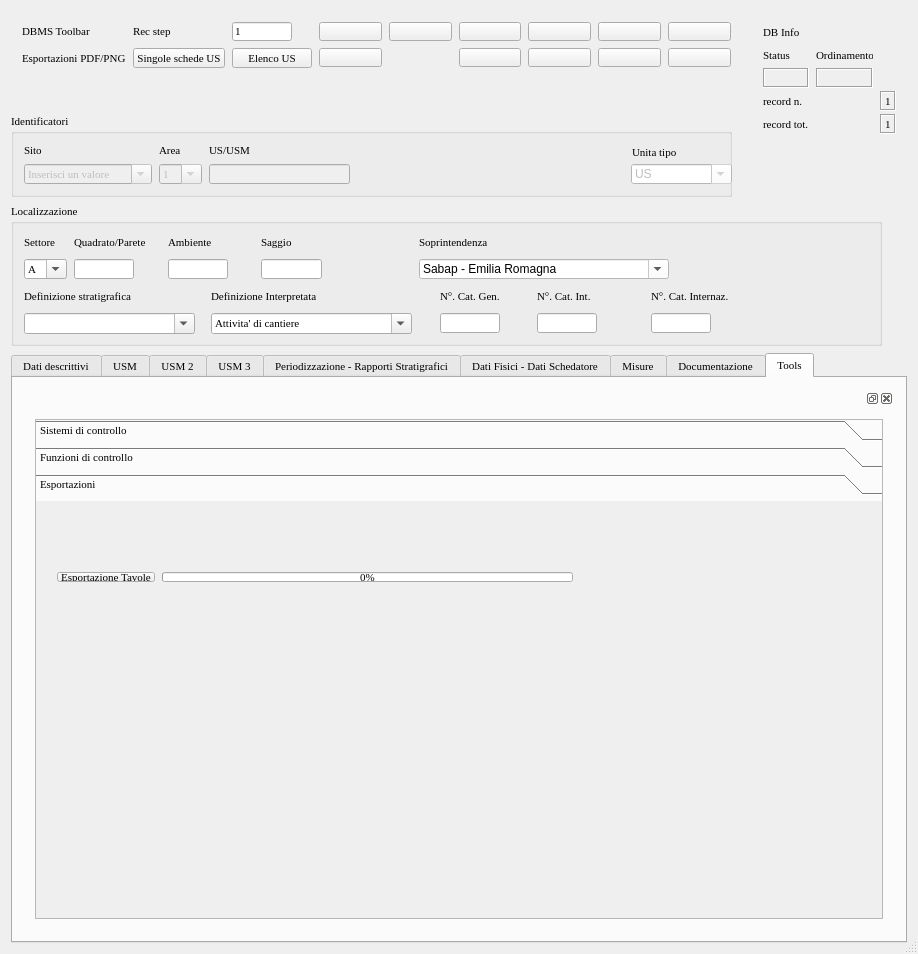
Qt form gui/ui/US_USM.ui (pyarchinit/pyarchinit) before a commit.
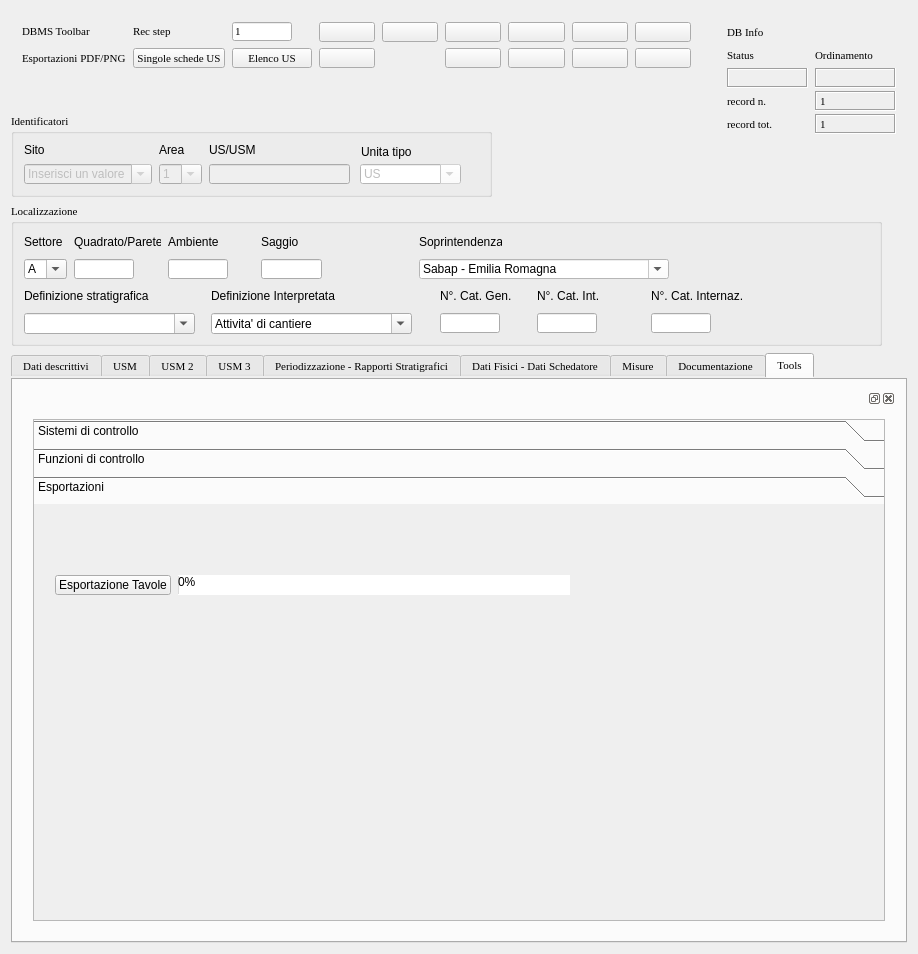
The same form after that commit. The open tabs and pages were chosen to show the change. Icons and pictures are not drawn. Custom widgets are drawn as their Qt base class.

Commit message: last adjustment to the us form gui

The edit to the form file:
```diff
--- a/gui/ui/US_USM.ui
+++ b/gui/ui/US_USM.ui
@@ -33,10 +33,14 @@
     <normaloff>:/icons/iconPAI.png</normaloff>:/icons/iconPAI.png</iconset>
   </property>
   <property name="autoFillBackground">
-   <bool>true</bool>
+   <bool>false</bool>
   </property>
   <property name="styleSheet">
    <string notr="true">font: 8pt &quot;Times New Roman&quot;;
+border-color: rgb(0, 0, 0);
+
+
+
 </string>
   </property>
   <property name="sizeGripEnabled">
@@ -4217,8 +4221,8 @@
              <rect>
               <x>0</x>
               <y>0</y>
-              <width>844</width>
-              <height>401</height>
+              <width>848</width>
+              <height>404</height>
              </rect>
             </property>
             <attribute name="label">
@@ -4236,6 +4240,12 @@
              <layout class="QHBoxLayout" name="horizontalLayout">
               <item>
                <widget class="QPushButton" name="pushButton_exp_tavole">
+                <property name="minimumSize">
+                 <size>
+                  <width>0</width>
+                  <height>20</height>
+                 </size>
+                </property>
                 <property name="toolTip">
                  <string>Esportazione Tavole</string>
                 </property>
@@ -4246,6 +4256,12 @@
               </item>
               <item>
                <widget class="QProgressBar" name="progressBar">
+                <property name="minimumSize">
+                 <size>
+                  <width>0</width>
+                  <height>20</height>
+                 </size>
+                </property>
                 <property name="value">
                  <number>0</number>
                 </property>
@@ -4275,7 +4291,7 @@
     <rect>
      <x>11</x>
      <y>114</y>
-     <width>721</width>
+     <width>481</width>
      <height>83</height>
     </rect>
    </property>
@@ -4528,7 +4544,7 @@
    <widget class="QLabel" name="label_30">
     <property name="geometry">
      <rect>
-      <x>621</x>
+      <x>350</x>
       <y>28</y>
       <width>91</width>
       <height>20</height>
@@ -4550,7 +4566,7 @@
     </property>
     <property name="geometry">
      <rect>
-      <x>620</x>
+      <x>349</x>
       <y>50</y>
       <width>101</width>
       <height>20</height>
@@ -5438,7 +5454,7 @@
     <rect>
      <x>11</x>
      <y>11</y>
-     <width>731</width>
+     <width>691</width>
      <height>67</height>
     </rect>
    </property>
@@ -5481,6 +5497,12 @@
     </item>
     <item row="0" column="3">
      <widget class="QPushButton" name="pushButton_first_rec">
+      <property name="minimumSize">
+       <size>
+        <width>0</width>
+        <height>20</height>
+       </size>
+      </property>
       <property name="toolTip">
        <string>First rec</string>
       </property>
@@ -5491,10 +5513,22 @@
        <iconset resource="../../resources/resources.qrc">
         <normaloff>:/icons/5_leftArrows.png</normaloff>:/icons/5_leftArrows.png</iconset>
       </property>
+      <property name="iconSize">
+       <size>
+        <width>15</width>
+        <height>15</height>
+       </size>
+      </property>
      </widget>
     </item>
     <item row="0" column="4">
      <widget class="QPushButton" name="pushButton_prev_rec">
+      <property name="minimumSize">
+       <size>
+        <width>0</width>
+        <height>20</height>
+       </size>
+      </property>
       <property name="maximumSize">
        <size>
         <width>75</width>
@@ -5511,10 +5545,22 @@
        <iconset resource="../../resources/resources.qrc">
         <normaloff>:/icons/4_leftArrow.png</normaloff>:/icons/4_leftArrow.png</iconset>
       </property>
+      <property name="iconSize">
+       <size>
+        <width>15</width>
+        <height>15</height>
+       </size>
+      </property>
      </widget>
     </item>
     <item row="0" column="5">
      <widget class="QPushButton" name="pushButton_next_rec">
+      <property name="minimumSize">
+       <size>
+        <width>0</width>
+        <height>20</height>
+       </size>
+      </property>
       <property name="toolTip">
        <string>Next rec</string>
       </property>
@@ -5525,10 +5571,22 @@
        <iconset resource="../../resources/resources.qrc">
         <normaloff>:/icons/6_rightArrow.png</normaloff>:/icons/6_rightArrow.png</iconset>
       </property>
+      <property name="iconSize">
+       <size>
+        <width>15</width>
+        <height>15</height>
+       </size>
+      </property>
      </widget>
     </item>
     <item row="0" column="6">
      <widget class="QPushButton" name="pushButton_last_rec">
+      <property name="minimumSize">
+       <size>
+        <width>0</width>
+        <height>20</height>
+       </size>
+      </property>
       <property name="toolTip">
        <string>Last rec</string>
       </property>
@@ -5539,10 +5597,22 @@
        <iconset resource="../../resources/resources.qrc">
         <normaloff>:/icons/7_rightArrows.png</normaloff>:/icons/7_rightArrows.png</iconset>
       </property>
+      <property name="iconSize">
+       <size>
+        <width>15</width>
+        <height>15</height>
+       </size>
+      </property>
      </widget>
     </item>
     <item row="0" column="7">
      <widget class="QPushButton" name="pushButton_new_rec">
+      <property name="minimumSize">
+       <size>
+        <width>0</width>
+        <height>20</height>
+       </size>
+      </property>
       <property name="font">
        <font>
         <family>Times New Roman</family>
@@ -5562,10 +5632,22 @@
        <iconset resource="../../resources/resources.qrc">
         <normaloff>:/icons/newrec.png</normaloff>:/icons/newrec.png</iconset>
       </property>
+      <property name="iconSize">
+       <size>
+        <width>15</width>
+        <height>15</height>
+       </size>
+      </property>
      </widget>
     </item>
     <item row="0" column="8">
      <widget class="QPushButton" name="pushButton_save">
+      <property name="minimumSize">
+       <size>
+        <width>0</width>
+        <height>20</height>
+       </size>
+      </property>
       <property name="font">
        <font>
         <family>Times New Roman</family>
@@ -5585,6 +5667,12 @@
        <iconset resource="../../resources/resources.qrc">
         <normaloff>:/icons/b_save.png</normaloff>:/icons/b_save.png</iconset>
       </property>
+      <property name="iconSize">
+       <size>
+        <width>15</width>
+        <height>15</height>
+       </size>
+      </property>
       <property name="autoDefault">
        <bool>false</bool>
       </property>
@@ -5592,6 +5680,12 @@
     </item>
     <item row="1" column="3">
      <widget class="QPushButton" name="pushButton_delete">
+      <property name="minimumSize">
+       <size>
+        <width>0</width>
+        <height>20</height>
+       </size>
+      </property>
       <property name="maximumSize">
        <size>
         <width>75</width>
@@ -5617,10 +5711,22 @@
        <iconset resource="../../resources/resources.qrc">
         <normaloff>:/icons/delete.png</normaloff>:/icons/delete.png</iconset>
       </property>
+      <property name="iconSize">
+       <size>
+        <width>15</width>
+        <height>15</height>
+       </size>
+      </property>
      </widget>
     </item>
     <item row="1" column="5">
      <widget class="QPushButton" name="pushButton_new_search">
+      <property name="minimumSize">
+       <size>
+        <width>0</width>
+        <height>20</height>
+       </size>
+      </property>
       <property name="font">
        <font>
         <family>Times New Roman</family>
@@ -5640,10 +5746,22 @@
        <iconset resource="../../resources/resources.qrc">
         <normaloff>:/icons/new_search.png</normaloff>:/icons/new_search.png</iconset>
       </property>
+      <property name="iconSize">
+       <size>
+        <width>15</width>
+        <height>15</height>
+       </size>
+      </property>
      </widget>
     </item>
     <item row="1" column="6">
      <widget class="QPushButton" name="pushButton_search_go">
+      <property name="minimumSize">
+       <size>
+        <width>0</width>
+        <height>20</height>
+       </size>
+      </property>
       <property name="font">
        <font>
         <family>Times New Roman</family>
@@ -5663,10 +5781,22 @@
        <iconset resource="../../resources/resources.qrc">
         <normaloff>:/icons/search.png</normaloff>:/icons/search.png</iconset>
       </property>
+      <property name="iconSize">
+       <size>
+        <width>15</width>
+        <height>15</height>
+       </size>
+      </property>
      </widget>
     </item>
     <item row="1" column="7">
      <widget class="QPushButton" name="pushButton_sort">
+      <property name="minimumSize">
+       <size>
+        <width>0</width>
+        <height>20</height>
+       </size>
+      </property>
       <property name="font">
        <font>
         <family>Times New Roman</family>
@@ -5686,10 +5816,22 @@
        <iconset resource="../../resources/resources.qrc">
         <normaloff>:/icons/sort.png</normaloff>:/icons/sort.png</iconset>
       </property>
+      <property name="iconSize">
+       <size>
+        <width>15</width>
+        <height>15</height>
+       </size>
+      </property>
      </widget>
     </item>
     <item row="1" column="8">
      <widget class="QPushButton" name="pushButton_view_all">
+      <property name="minimumSize">
+       <size>
+        <width>0</width>
+        <height>20</height>
+       </size>
+      </property>
       <property name="font">
        <font>
         <family>Times New Roman</family>
@@ -5709,6 +5851,12 @@
        <iconset resource="../../resources/resources.qrc">
         <normaloff>:/icons/view_all.png</normaloff>:/icons/view_all.png</iconset>
       </property>
+      <property name="iconSize">
+       <size>
+        <width>15</width>
+        <height>15</height>
+       </size>
+      </property>
      </widget>
     </item>
     <item row="1" column="0">
@@ -5808,9 +5956,9 @@
   <widget class="QWidget" name="layoutWidget">
    <property name="geometry">
     <rect>
-     <x>752</x>
+     <x>716</x>
      <y>11</y>
-     <width>155</width>
+     <width>191</width>
      <height>130</height>
     </rect>
    </property>
@@ -6001,43 +6149,6 @@
       </property>
      </widget>
     </item>
-    <item row="3" column="2">
-     <widget class="QLabel" name="label_rec_corrente">
-      <property name="minimumSize">
-       <size>
-        <width>0</width>
-        <height>20</height>
-       </size>
-      </property>
-      <property name="font">
-       <font>
-        <family>Times New Roman</family>
-        <pointsize>8</pointsize>
-        <weight>50</weight>
-        <italic>false</italic>
-        <bold>false</bold>
-       </font>
-      </property>
-      <property name="cursor">
-       <cursorShape>ForbiddenCursor</cursorShape>
-      </property>
-      <property name="mouseTracking">
-       <bool>false</bool>
-      </property>
-      <property name="contextMenuPolicy">
-       <enum>Qt::DefaultContextMenu</enum>
-      </property>
-      <property name="frameShape">
-       <enum>QFrame::Box</enum>
-      </property>
-      <property name="frameShadow">
-       <enum>QFrame::Sunken</enum>
-      </property>
-      <property name="text">
-       <string>1</string>
-      </property>
-     </widget>
-    </item>
     <item row="4" column="0">
      <widget class="QLabel" name="label_28">
       <property name="minimumSize">
@@ -6063,7 +6174,44 @@
       </property>
      </widget>
     </item>
-    <item row="4" column="2">
+    <item row="3" column="1">
+     <widget class="QLabel" name="label_rec_corrente">
+      <property name="minimumSize">
+       <size>
+        <width>0</width>
+        <height>20</height>
+       </size>
+      </property>
+      <property name="font">
+       <font>
+        <family>Times New Roman</family>
+        <pointsize>8</pointsize>
+        <weight>50</weight>
+        <italic>false</italic>
+        <bold>false</bold>
+       </font>
+      </property>
+      <property name="cursor">
+       <cursorShape>ForbiddenCursor</cursorShape>
+      </property>
+      <property name="mouseTracking">
+       <bool>false</bool>
+      </property>
+      <property name="contextMenuPolicy">
+       <enum>Qt::DefaultContextMenu</enum>
+      </property>
+      <property name="frameShape">
+       <enum>QFrame::Box</enum>
+      </property>
+      <property name="frameShadow">
+       <enum>QFrame::Sunken</enum>
+      </property>
+      <property name="text">
+       <string>1</string>
+      </property>
+     </widget>
+    </item>
+    <item row="4" column="1">
      <widget class="QLabel" name="label_rec_tot">
       <property name="minimumSize">
        <size>
```
Left out of the diff: 44 changed lines with no effect on the pictures.
